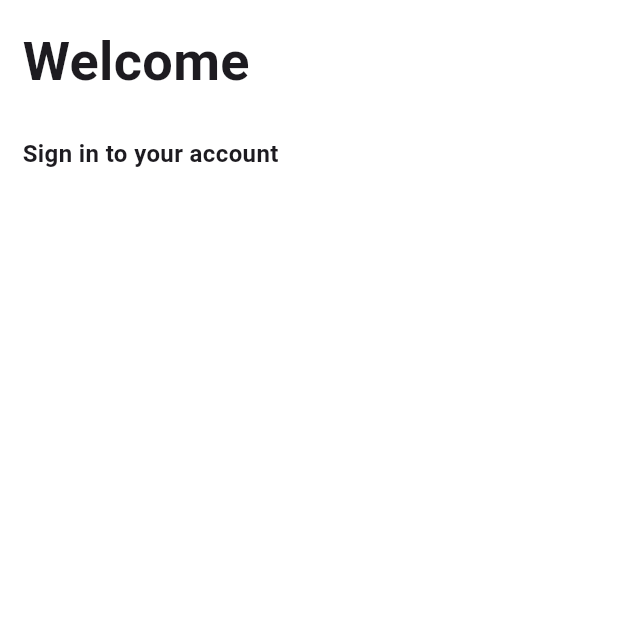
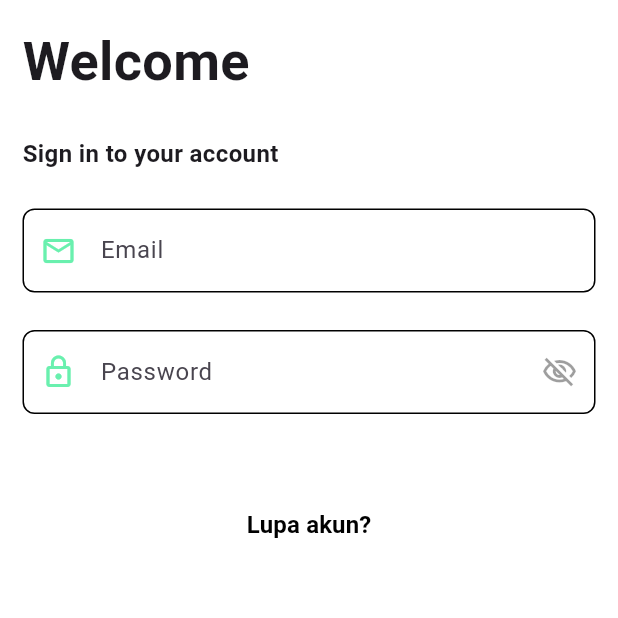
Before and after one commit to altamisatmaja/sidokter-app-flutter, a Flutter app: the screen it shows after launch, on a phone screen of 412 x 824 dp, the top half of it. Run offline on Flutter 3.47's test engine with Material 3 defaults, Android fonts, the phone set to English and light mode, and no system bars.

Commit message:
feat: login

```diff
--- a/lib/components/login_form.dart
+++ b/lib/components/login_form.dart
@@ -0,0 +1,68 @@
+import 'package:flutter/material.dart';
+import 'package:sidokter_app/utils/config.dart';
+
+class LoginForm extends StatefulWidget {
+  const LoginForm({super.key});
+
+  @override
+  State<LoginForm> createState() => _LoginFormState();
+}
+
+class _LoginFormState extends State<LoginForm> {
+  final _formKey = GlobalKey<FormState>();
+  final _emailController = TextEditingController();
+  final _passController = TextEditingController();
+
+  bool obsecurePass = true;
+  @override
+  Widget build(BuildContext context) {
+    return Form(
+      key: _formKey,
+      child: Column(
+        mainAxisAlignment: MainAxisAlignment.start,
+        children: <Widget>[
+          TextFormField(
+            controller: _emailController,
+            keyboardType: TextInputType.emailAddress,
+            cursorColor: Config.primaryColor,
+            decoration: const InputDecoration(
+                hintText: 'Email Address',
+                labelText: 'Email',
+                alignLabelWithHint: true,
+                prefixIcon: Icon(Icons.email_outlined),
+                prefixIconColor: Config.primaryColor),
+          ),
+          Config.spaceSmall,
+          TextFormField(
+            controller: _passController,
+            keyboardType: TextInputType.visiblePassword,
+            cursorColor: Config.primaryColor,
+            obscureText: obsecurePass,
+            decoration: InputDecoration(
+                hintText: 'Password',
+                labelText: 'Password',
+                alignLabelWithHint: true,
+                prefixIcon: const Icon(Icons.lock_outline),
+                prefixIconColor: Config.primaryColor,
+                suffixIcon: IconButton(
+                    onPressed: () {
+                      setState(() {
+                        obsecurePass = !obsecurePass;
+                      });
+                    },
+                    icon: obsecurePass
+                        ? const Icon(
+                            Icons.visibility_off_outlined,
+                            color: Colors.black38,
+                          )
+                        : const Icon(
+                            Icons.visibility_outlined,
+                            color:  Config.primaryColor,
+                          ))),
+          ),
+          Config.spaceSmall
+        ],
+      ),
+    );
+  }
+}
--- a/lib/screens/auth_page.dart
+++ b/lib/screens/auth_page.dart
@@ -1,10 +1,11 @@
 import 'package:flutter/material.dart';
+import 'package:sidokter_app/components/login_form.dart';
 import 'package:sidokter_app/utils/config.dart';
 import 'package:sidokter_app/utils/text.dart';
 
 class AuthPage extends StatefulWidget {
   // const AuthPage({super.key})
-  const AuthPage({Key? key}) : super(key:key);
+  const AuthPage({Key? key}) : super(key: key);
 
   @override
   State<AuthPage> createState() => _AuthPageState();
@@ -40,10 +41,25 @@ class _AuthPageState extends State<AuthPage> {
               fontSize: 16,
               fontWeight: FontWeight.bold,
             ),
+          ),
+          Config.spaceSmall,
+          const LoginForm(),
+          Config.spaceSmall,
+          Center(
+            child: TextButton(
+              onPressed: () {},
+              child: Text(
+                AppText.enText['forgot-password']!,
+                style: const TextStyle(
+                  fontSize: 16,
+                  fontWeight: FontWeight.bold,
+                  color: Colors.black,
+                ),
+              ),
+            ),
           )
         ],
       )),
-      )
-    );
+    ));
   }
 }
```
Also changed, not shown: lib/components/button.dart (added). Lines whose indentation alone changed are shown as unchanged.
